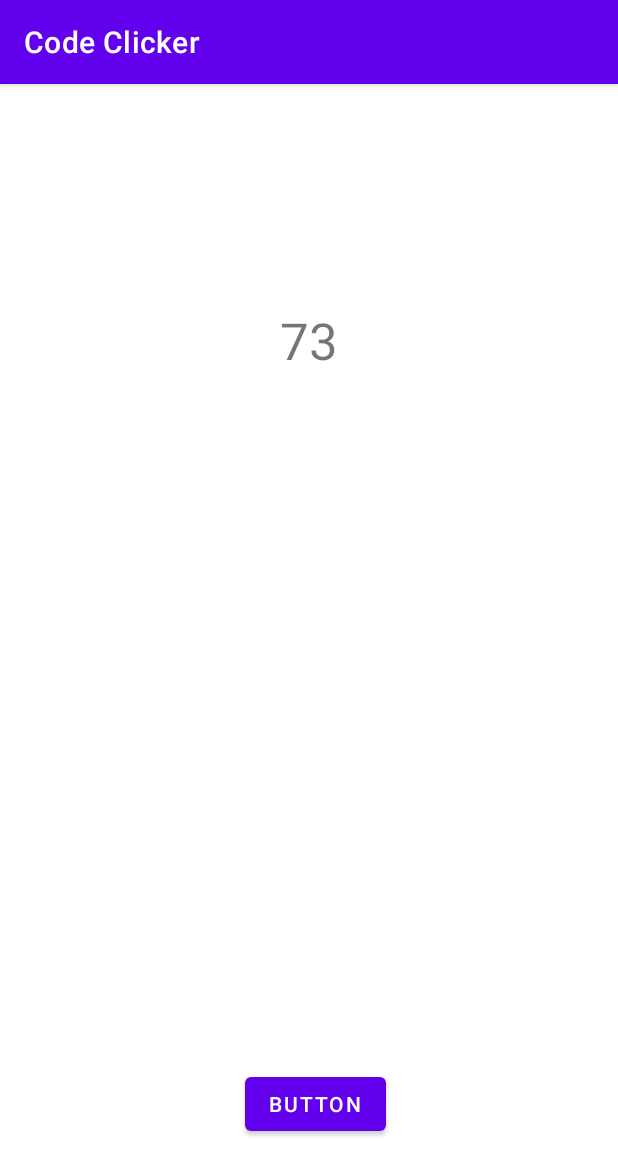
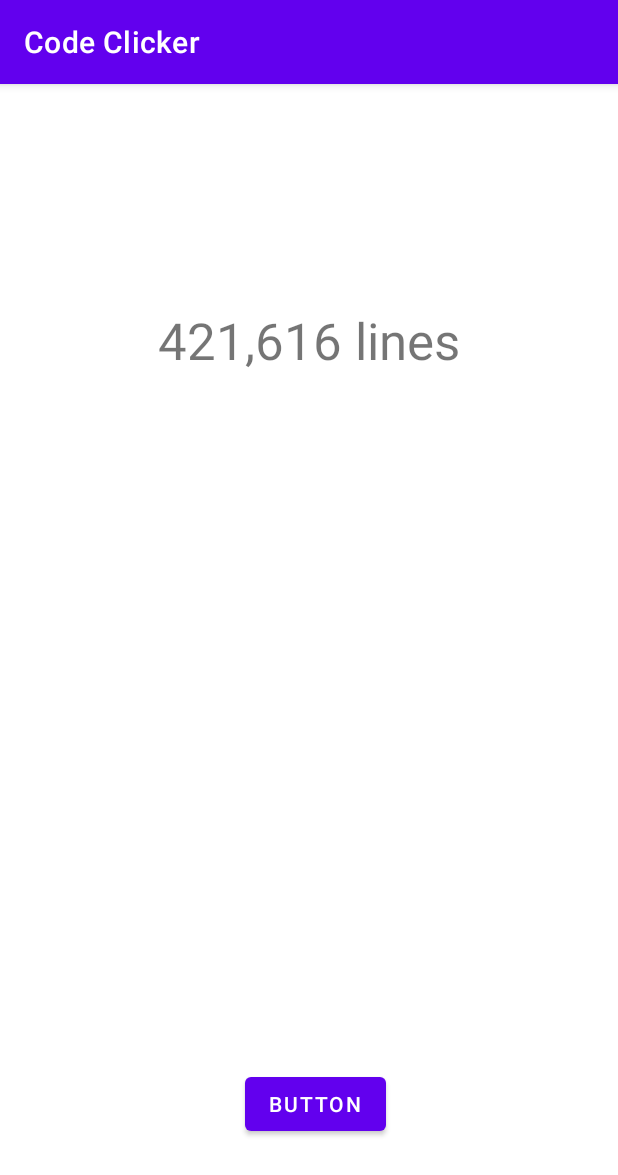
Before and after one commit to akkanben/code-clicker, an Android app: the screen it shows after launch (LayoutActivityMainActivity before the commit, MainActivity after it), on a phone screen of 412 x 824 dp. Shown: the top 1175 px of the screen. Run offline under Robolectric (Android 15) with nearby library versions, the phone set to English and light mode, and no system bars.

Commit message:
Adds utilty function for large numbers and integrates it into main line counter

```diff
--- a/app/src/main/AndroidManifest.xml
+++ b/app/src/main/AndroidManifest.xml
@@ -10,7 +10,7 @@
         android:supportsRtl="true"
         android:theme="@style/Theme.CodeClicker">
         <activity
-            android:name=".LayoutActivityMainActivity"
+            android:name=".MainActivity"
             android:exported="true">
             <intent-filter>
                 <action android:name="android.intent.action.MAIN" />
--- a/app/src/main/java/com/crudalchemy/codeclicker/LayoutActivityMainActivity.java
+++ b/app/src/main/java/com/crudalchemy/codeclicker/MainActivity.java
@@ -6,9 +6,11 @@ import android.os.Bundle;
 import android.widget.Button;
 import android.widget.TextView;
 
-public class LayoutActivityMainActivity extends AppCompatActivity {
+import com.crudalchemy.codeclicker.utility.LargeNumbers;
 
-    private double linePerSecond = 25.4556;
+public class MainActivity extends AppCompatActivity {
+
+    private double linePerSecond = 234230.0;
     private int perClick = 1;
     private double currentLineCount = 0;
     private int counter = 0;
@@ -46,8 +48,8 @@ public class LayoutActivityMainActivity extends AppCompatActivity {
                             if (partsOfASecond < 0.01) {
                                 currentLineCount += linePerSecond;
                             }
-                            int temp = (int) (currentLineCount + (linePerSecond * partsOfASecond));
-                            tickerTextView.setText(Integer.toString(temp));
+                            double temp = currentLineCount + (linePerSecond * partsOfASecond);
+                            tickerTextView.setText(LargeNumbers.convert(temp));
                         }
                     });
                     Thread.sleep(100);
--- /dev/null
+++ b/app/src/main/java/com/crudalchemy/codeclicker/utility/LargeNumbers.java
@@ -0,0 +1,30 @@
+package com.crudalchemy.codeclicker.utility;
+
+import java.text.DecimalFormat;
+import java.math.RoundingMode;
+
+
+public class LargeNumbers {
+    private static final String[] stringReferences = {"line", "lines", "million", "billion", "trillion", "quadrillion"};
+
+    public static String convert(double value) {
+        int mulipliers = 0; // set to -2 because dictionaryNumbers will be used only with millions and higher
+        if (value < 0.0001)
+            return "0 " + stringReferences[1];
+        if (value > 0.999 && value < 1.999)
+            return "1 " + stringReferences[0];
+        if (value < 999999.99) {
+            String output = Integer.toString((int)value);
+            if (value > 999.99)
+                output = output.substring(0, output.length() - 3) + "," + output.substring(output.length() - 3);
+            return output + " " + stringReferences[1];
+        }
+        while (value > 999.99) {
+            mulipliers++;
+            value /= 1000;
+        }
+        DecimalFormat df = new DecimalFormat("#.000");
+        df.setRoundingMode(RoundingMode.DOWN); // Java defaults to rounding .5 up e.g. .3456 would become .346
+        return df.format(value) + " " + stringReferences[mulipliers] + " " + stringReferences[1];
+    }
+}
--- a/app/src/main/res/layout/layout_activity_main.xml
+++ b/app/src/main/res/layout/layout_activity_main.xml
@@ -4,7 +4,7 @@
     xmlns:tools="http://schemas.android.com/tools"
     android:layout_width="match_parent"
     android:layout_height="match_parent"
-    tools:context=".LayoutActivityMainActivity">
+    tools:context=".MainActivity">
 
     <TextView
         android:id="@+id/text_view_main_activity_counter"
--- a/app/src/main/res/values/strings.xml
+++ b/app/src/main/res/values/strings.xml
@@ -1,3 +1,4 @@
 <resources>
     <string name="app_name">Code Clicker</string>
+    <string name="million">million</string>
 </resources>
```
Also changed, not shown: 5 other files.
